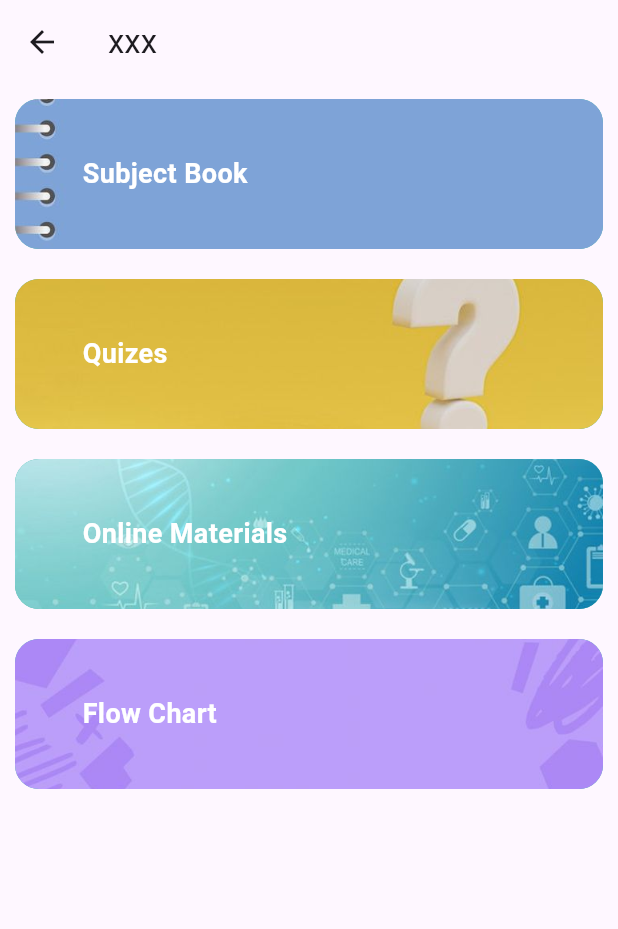
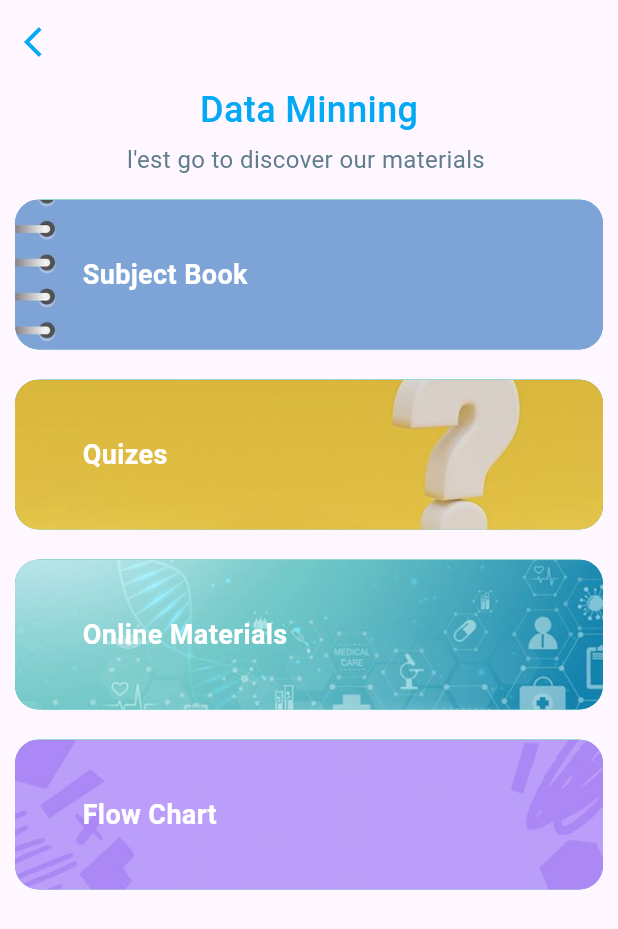
Before and after one commit to Doooaa/pdf_viewer, a Flutter app: the screen it shows after launch, after a tap on "Data Minning", on a phone screen of 412 x 824 dp. Shown: the top 929 px of the screen. Run offline on Flutter 3.47's test engine with Material 3 defaults, Android fonts, the phone set to English and light mode, and no system bars; missing offline and left inert: syncfusion_flutter_pdfviewer.

Commit message:
scond change

```diff
--- a/lib/home_layout.dart
+++ b/lib/home_layout.dart
@@ -33,7 +33,7 @@ class HomeScreen extends StatelessWidget {
           crossAxisAlignment: CrossAxisAlignment.start,
           children: [
             const Padding(
-          padding:  EdgeInsets.all(8.0),
+              padding: EdgeInsets.all(8.0),
               child: CircleAvatar(
                 // backgroundColor: Color.fromARGB(0, 52, 47, 47),
 
@@ -46,19 +46,23 @@ class HomeScreen extends StatelessWidget {
             ),
             const Padding(
               padding: EdgeInsets.only(left: 20),
-              child: Text("Materials",style: TextStyle(
+              child: Text(
+                "Materials",
+                style: TextStyle(
                     color: Colors.lightBlue,
                     fontWeight: FontWeight.w500,
-                fontSize: 24
-              ),),
+                    fontSize: 24),
+              ),
             ),
             const Padding(
               padding: EdgeInsets.only(left: 20),
-              child: Text("discaver  your material with us ",style: TextStyle(
+              child: Text(
+                "discaver  your material with us ",
+                style: TextStyle(
                     color: Colors.blueGrey,
                     fontWeight: FontWeight.w400,
-                fontSize: 16
-              ),),
+                    fontSize: 16),
+              ),
             ),
             const SizedBox(
               height: 20,
@@ -122,12 +126,14 @@ class GridItem extends StatelessWidget {
                   builder: (
                 context,
               ) =>
-                      MatrialDetialsScreen()));
+                      MatrialDetialsScreen(
+                        Gridindex: index,
+                      )));
         },
         child: Container(
           decoration: BoxDecoration(
             borderRadius: BorderRadius.circular(22),
-            color: Color.fromARGB(255, 94, 167, 227),
+            color: const Color.fromARGB(255, 94, 167, 227),
           ),
           child: Column(
             mainAxisAlignment: MainAxisAlignment.center,
--- a/lib/screens/material_details.dart
+++ b/lib/screens/material_details.dart
@@ -1,17 +1,55 @@
 import 'package:flutter/material.dart';
+import 'package:pdf_viewer/home_layout.dart';
 import 'package:pdf_viewer/screens/matarial.dart';
+import 'package:pdf_viewer/screens/material_chapters.dart';
+// ignore_for_file: public_member_api_docs, sort_constructors_first
 
 class MatrialDetialsScreen extends StatelessWidget {
-  const MatrialDetialsScreen({super.key});
+  int Gridindex;
+  MatrialDetialsScreen({
+    Key? key,
+    required this.Gridindex,
+  }) : super(key: key);
 
   @override
   Widget build(BuildContext context) {
     return Scaffold(
       appBar: AppBar(
-        title: Text("xxx"),
+        backgroundColor: Colors.transparent,
+        elevation: 0.0,
+        titleSpacing: 10.0,
+        centerTitle: true,
+        leading: InkWell(
+          onTap: () {
+            Navigator.pop(context);
+          },
+          child: Icon(
+            Icons.arrow_back_ios,
+           color: Colors.lightBlue,
+          ),
+        ),
       ),
       body: Column(
+
         children: [
+
+           Text(
+            " ${Materiales[Gridindex]['name']} ",
+            style:const TextStyle(
+                color: Colors.lightBlue,
+                fontWeight: FontWeight.w500,
+                fontSize: 24),
+          ),
+           SizedBox(height: 5,),
+          const Text(
+            "l'est go to discover our materials ",
+               style:  TextStyle(
+                color: Colors.blueGrey,
+                fontWeight: FontWeight.w400,
+                fontSize: 16),
+
+          ),
+         SizedBox(height: 5,),
           Expanded(
             child: ListView.builder(
                 itemCount: 4,
@@ -20,10 +58,19 @@ class MatrialDetialsScreen extends StatelessWidget {
                     padding: EdgeInsets.all(10),
                     child: InkWell(
                       onTap: () {
-                        Navigator.push(context,
-                            MaterialPageRoute(builder: (BuildContext context) {
-                          return MatrialScreen(pdf: ImageDetialesMateriales[index]['Pdf_navigate']!,);
+                        if (index == 0) {
+                          Navigator.push(context, MaterialPageRoute(
+                              builder: (BuildContext context) {
+                            return Chapters_Screen(
+                              Gridindex: Gridindex,
+                            );
                           }));
+                        } else if (index == 1 || index == 2 || index == 3) {
+                          Navigator.push(context, MaterialPageRoute(
+                              builder: (BuildContext context) {
+                            return PdfScreen(pdf: 'assets/ch3.pdf');
+                          }));
+                        }
                       },
                       child: Container(
                         height: 100,
@@ -31,7 +78,8 @@ class MatrialDetialsScreen extends StatelessWidget {
                         decoration: BoxDecoration(
                             image: DecorationImage(
                                 image: AssetImage(
-                                    ImageDetialesMateriales[index]['image']!),
+                                    ImageDetialesMateriales[Gridindex][index]
+                                        ['image']!),
                                 fit: BoxFit.cover),
                             color: Color.fromARGB(255, 56, 179, 161),
                             borderRadius: BorderRadius.circular(16)),
@@ -43,7 +91,8 @@ class MatrialDetialsScreen extends StatelessWidget {
                                 child: Padding(
                               padding: EdgeInsets.only(left: 45),
                               child: Text(
-                                ImageDetialesMateriales[index]['name']!,
+                                ImageDetialesMateriales[Gridindex][index]
+                                    ['name']!,
                                 style: const TextStyle(
                                     color: Colors.white,
                                     fontWeight: FontWeight.w700,
@@ -63,22 +112,100 @@ class MatrialDetialsScreen extends StatelessWidget {
   }
 }
 
-List<Map<String, String>> ImageDetialesMateriales = [
+List<List<Map<String, dynamic>>> ImageDetialesMateriales = [
+  [ // ml =0
     {
       'image': 'assets/images/book.jpg',
       'name': "Subject Book",
-    'Pdf_navigate': 'assets/ch1.pdf',
+
+      //pdf: ImageDetialesMateriales[index]['Pdf_navigate']!,
     },
     {
       'image': 'assets/images/quiz.jpg',
       'name': "Quizes",
+      //'navigate': PdfScreen(pdf: 'assets/ch3.pdf'),
     },
     {
       'image': 'assets/images/online.jpg',
       'name': "Online Materials",
+      'navigate': PdfScreen(pdf: 'assets/ch3.pdf'),
     },
     {
       'image': 'assets/images/p1.jpg',
       'name': "Flow Chart",
+      'navigate': PdfScreen(pdf: 'assets/ch3.pdf'),
     },
+  ],
+
+  [ //data minning 2
+    {
+      'image': 'assets/images/book.jpg',
+      'name': "Subject Book",
+
+      //pdf: ImageDetialesMateriales[index]['Pdf_navigate']!,
+    },
+    {
+      'image': 'assets/images/quiz.jpg',
+      'name': "Quizes",
+      //'navigate': PdfScreen(pdf: 'assets/ch3.pdf'),
+    },
+    {
+      'image': 'assets/images/online.jpg',
+      'name': "Online Materials",
+      'navigate': PdfScreen(pdf: 'assets/ch3.pdf'),
+    },
+    {
+      'image': 'assets/images/p1.jpg',
+      'name': "Flow Chart",
+      'navigate': PdfScreen(pdf: 'assets/ch3.pdf'),
+    },
+  ],
+
+
+  [ //3 cloud
+    {
+      'image': 'assets/images/book.jpg',
+      'name': "Subject Book",
+
+      //pdf: ImageDetialesMateriales[index]['Pdf_navigate']!,
+    },
+    {
+      'image': 'assets/images/quiz.jpg',
+      'name': "Quizes",
+      //'navigate': PdfScreen(pdf: 'assets/ch3.pdf'),
+    },
+    {
+      'image': 'assets/images/online.jpg',
+      'name': "Online Materials",
+      'navigate': PdfScreen(pdf: 'assets/ch3.pdf'),
+    },
+    {
+      'image': 'assets/images/p1.jpg',
+      'name': "Flow Chart",
+      'navigate': PdfScreen(pdf: 'assets/ch3.pdf'),
+    },
+  ],
+  [ //4 444
+    {
+      'image': 'assets/images/book.jpg',
+      'name': "Subject Book",
+
+      //pdf: ImageDetialesMateriales[index]['Pdf_navigate']!,
+    },
+    {
+      'image': 'assets/images/quiz.jpg',
+      'name': "Quizes",
+      //'navigate': PdfScreen(pdf: 'assets/ch3.pdf'),
+    },
+    {
+      'image': 'assets/images/online.jpg',
+      'name': "Online Materials",
+      'navigate': PdfScreen(pdf: 'assets/ch3.pdf'),
+    },
+    {
+      'image': 'assets/images/p1.jpg',
+      'name': "Flow Chart",
+      'navigate': PdfScreen(pdf: 'assets/ch3.pdf'),
+    },
+  ],
 ];
--- a/pubspec.yaml
+++ b/pubspec.yaml
@@ -63,6 +63,7 @@ flutter:
   assets:
     - assets/
     - assets/images/
+    - assets/cloud/
 
   # An image asset can refer to one or more resolution-specific "variants", see
   # https://flutter.dev/assets-and-images/#resolution-aware
```
Also changed, not shown: lib/screens/Online Materials.dart (added, +12 -0 lines), lib/screens/matarial.dart (+24 -11 lines), lib/screens/material_chapters.dart (added, +185 -0 lines), 8 other files. Lines whose indentation alone changed are shown as unchanged.
